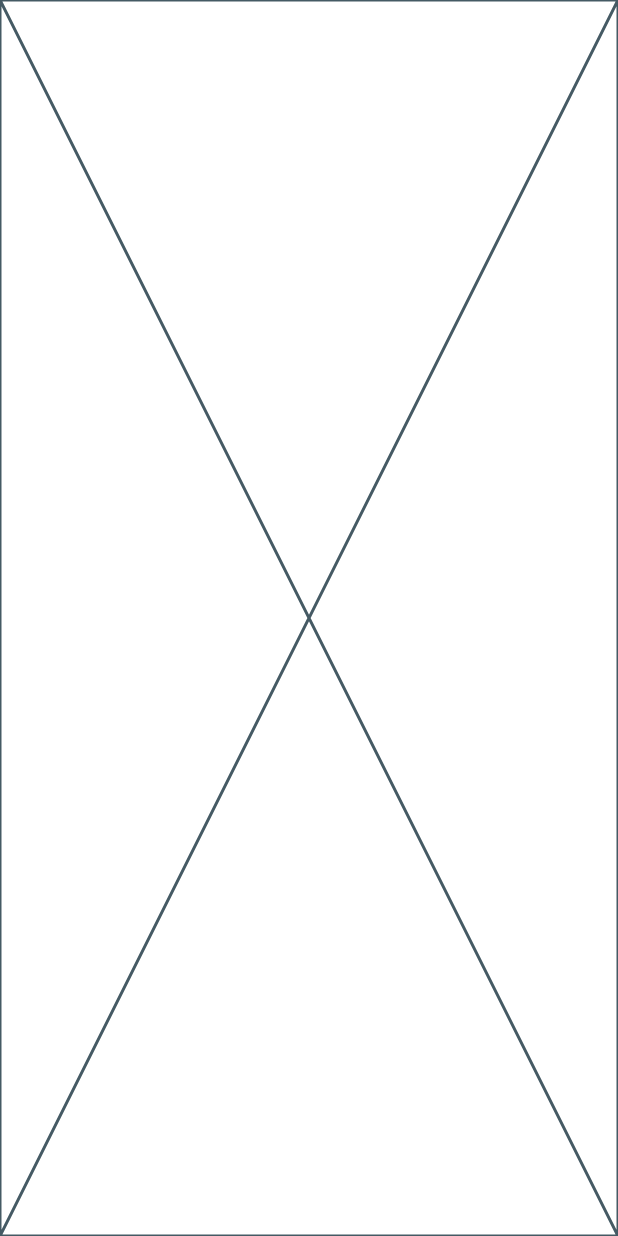
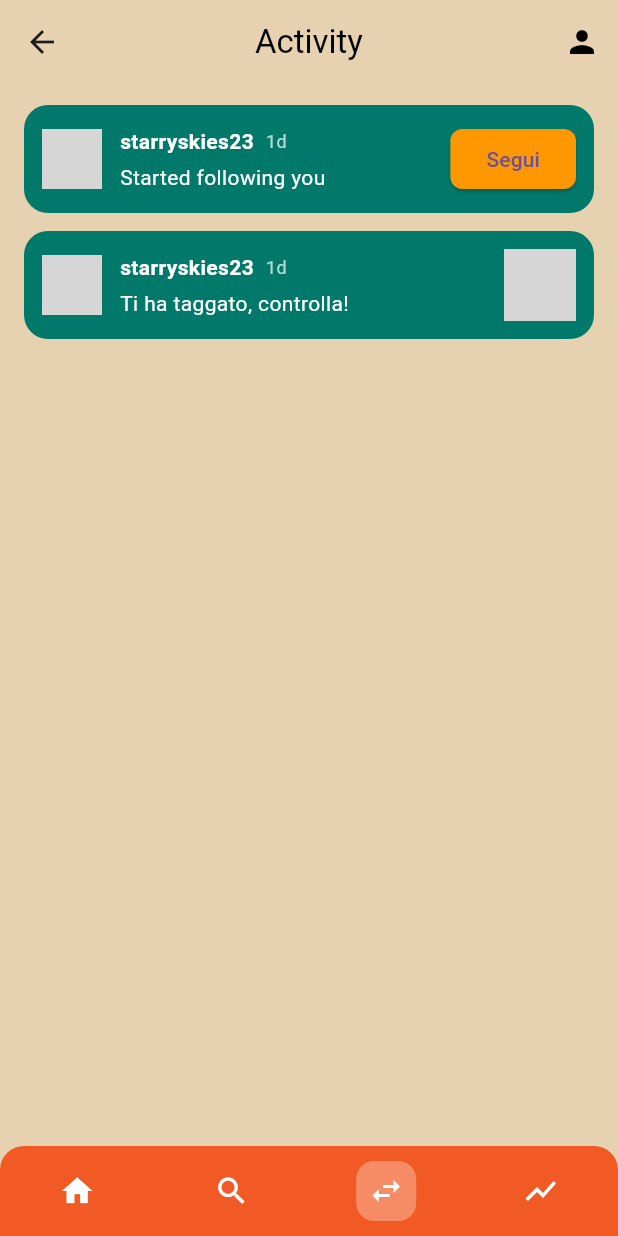
Before and after one commit to RiccardoMaffeis/texpresso, a Flutter app: the SearchPage screen opened directly, item 3 of the bottom bar chosen, on a phone screen of 412 x 824 dp. Run offline on Flutter 3.47's test engine with Material 3 defaults, Android fonts, the light colour scheme and no system bars; our stand-ins replace fl_chart; missing offline and left inert: amplify_auth_cognito, amplify_flutter; network calls fail; grey boxes are pictures that could not be loaded.

Commit message:
feat: implement Feed feature with FeedController and FeedPage; update BottomNavBarController

```diff
--- a/Code/lib/controllers/BottomNavBarController.dart
+++ b/Code/lib/controllers/BottomNavBarController.dart
@@ -5,6 +5,7 @@ import 'package:flutter/material.dart';
 import '../views/home_screen.dart';
 import '../views/search_screen.dart';
 import '../views/trends_screen.dart';
+import '../views/Feed_screen.dart'; // Sostituisci con la tua quarta pagina
 // ...altre pagine
 
 class BottomNavBarController extends ChangeNotifier {
@@ -17,7 +18,7 @@ class BottomNavBarController extends ChangeNotifier {
   final List<Widget> _pages = [
     HomePage(),
     SearchPage(),
-    Placeholder(), // Sostituisci con la tua pagina 4
+    FeedPage(), // Sostituisci con la tua pagina 4
     TrendsPage(),
   ];
 
--- /dev/null
+++ b/Code/lib/controllers/Feed_controller.dart
@@ -0,0 +1,31 @@
+import '../models/Feed_model.dart';
+
+class FeedController {
+  // In a real app this would fetch from a repository or API
+  void follow(Feed activity) {
+    // qui la logica per seguire l’utente,
+    // per esempio invii una request o aggiorni lo stato
+    print('Segui ${activity.username}');
+  }
+
+  Future<List<Feed>> fetchActivities() async {
+    await Future.delayed(const Duration(milliseconds: 500));
+    return [
+      Feed(
+        username: 'starryskies23',
+        avatarUrl: 'https://img.freepik.com/vettori-premium/immagine-di-profilo-dell-avatar-dell-uomo-isolata-sullo-sfondo-immagina-di-profilo-avatar-per-l-uomo_1293239-4841.jpg?semt=ais_hybrid&w=740',
+        timeAgo: '1d',
+        actionText: 'Started following you',
+        showFollowButton: true,
+      ),
+      Feed(
+        username: 'starryskies23',
+        avatarUrl: 'https://img.freepik.com/vettori-premium/immagine-di-profilo-dell-avatar-dell-uomo-isolata-sullo-sfondo-immagina-di-profilo-avatar-per-l-uomo_1293239-4841.jpg?semt=ais_hybrid&w=740',
+        timeAgo: '1d',
+        actionText: 'Ti ha taggato, controlla!',
+        thumbnailUrl: 'https://m.media-amazon.com/images/I/91N1lG+LBIS._AC_UF1000,1000_QL80_DpWeblab_.jpg',
+      ),
+      // ... altri item
+    ];
+  }
+}
--- /dev/null
+++ b/Code/lib/models/Feed_model.dart
@@ -0,0 +1,17 @@
+class Feed {
+  final String username;
+  final String avatarUrl;
+  final String timeAgo;
+  final String actionText;
+  final String? thumbnailUrl;
+  final bool showFollowButton;
+
+  Feed({
+    required this.username,
+    required this.avatarUrl,
+    required this.timeAgo,
+    required this.actionText,
+    this.thumbnailUrl,
+    this.showFollowButton = false,
+  });
+}
--- /dev/null
+++ b/Code/lib/views/Feed_screen.dart
@@ -0,0 +1,192 @@
+import 'package:flutter/material.dart';
+import '../controllers/Feed_controller.dart';
+import '../controllers/BottomNavBarController.dart';
+import '../models/Feed_model.dart';
+import 'BottomNavBar.dart';
+
+class FeedPage extends StatefulWidget {
+  const FeedPage({Key? key}) : super(key: key);
+
+  @override
+  State<FeedPage> createState() => _FeedPageState();
+}
+
+class _FeedPageState extends State<FeedPage> {
+  final FeedController _activityController = FeedController();
+  final BottomNavBarController _navController = BottomNavBarController(
+    initialIndex: 2,
+  );
+  late Future<List<Feed>> _activitiesFuture;
+
+  @override
+  void initState() {
+    super.initState();
+    _activitiesFuture = _activityController.fetchActivities();
+  }
+
+  @override
+  void dispose() {
+    _navController.dispose();
+    super.dispose();
+  }
+
+  @override
+  Widget build(BuildContext context) {
+    return Scaffold(
+      backgroundColor: const Color(0xFFE6D2B0),
+      appBar: AppBar(
+        backgroundColor: Colors.transparent,
+        elevation: 0,
+        title: const Text('Activity', style: TextStyle(color: Colors.black)),
+        centerTitle: true,
+
+        actions: [
+          IconButton(
+            icon: const Icon(Icons.person, color: Colors.black),
+            onPressed: () {},
+          ),
+        ],
+      ),
+      body: SafeArea(
+        child: FutureBuilder<List<Feed>>(
+          future: _activitiesFuture,
+          builder: (context, snapshot) {
+            if (snapshot.connectionState != ConnectionState.done) {
+              return const Center(child: CircularProgressIndicator());
+            }
+           if (snapshot.hasError) {
+  return Center(
+    child: Padding(
+      padding: const EdgeInsets.all(16),
+      child: Text(
+        'Si è verificato un errore durante il caricamento.\n'
+        'Controlla la connessione e riprova più tardi.',
+        style: const TextStyle(color: Colors.red),
+        textAlign: TextAlign.center,
+      ),
+    ),
+  );
+}
+            final activities = snapshot.data ?? [];
+            return ListView.builder(
+              padding: const EdgeInsets.symmetric(horizontal: 16, vertical: 8),
+              itemCount: activities.length,
+              itemBuilder: (context, idx) {
+                final act = activities[idx];
+                return FeedItemView(
+                  activity: act,
+                  onFollow: () => _activityController.follow(act),
+                );
+              },
+            );
+          },
+        ),
+      ),
+      bottomNavigationBar: CustomBottomNavBar(
+        currentIndex: _navController.selectedIndex,
+        onTap: (idx) => _navController.changeTab(idx, context),
+      ),
+    );
+  }
+}
+
+// Componente per singolo elemento Feed
+class FeedItemView extends StatelessWidget {
+  final Feed activity;
+  final VoidCallback? onFollow;
+
+  const FeedItemView({Key? key, required this.activity, this.onFollow})
+    : super(key: key);
+
+  @override
+  Widget build(BuildContext context) {
+    return Container(
+      margin: const EdgeInsets.symmetric(vertical: 6),
+      padding: const EdgeInsets.all(12),
+      decoration: BoxDecoration(
+        color: const Color(0xFF00796B),
+        borderRadius: BorderRadius.circular(16),
+      ),
+      child: Row(
+        children: [
+          Stack(
+            children: [
+              CircleAvatar(
+                radius: 20,
+                backgroundImage: NetworkImage(activity.avatarUrl),
+              ),
+              Positioned(
+                left: 0,
+                top: 0,
+                child: Container(
+                  width: 12,
+                  height: 12,
+                  decoration: BoxDecoration(
+                    color: Colors.orange,
+                    shape: BoxShape.circle,
+                  ),
+                ),
+              ),
+            ],
+          ),
+          const SizedBox(width: 12),
+          Expanded(
+            child: Column(
+              crossAxisAlignment: CrossAxisAlignment.start,
+              children: [
+                Row(
+                  children: [
+                    Text(
+                      activity.username,
+                      style: const TextStyle(
+                        color: Colors.white,
+                        fontWeight: FontWeight.bold,
+                      ),
+                    ),
+                    const SizedBox(width: 8),
+                    Text(
+                      activity.timeAgo,
+                      style: TextStyle(
+                        color: Colors.white.withOpacity(0.7),
+                        fontSize: 12,
+                      ),
+                    ),
+                  ],
+                ),
+                const SizedBox(height: 4),
+                Text(
+                  activity.actionText,
+                  style: const TextStyle(color: Colors.white),
+                ),
+              ],
+            ),
+          ),
+          if (activity.thumbnailUrl != null)
+            ClipRRect(
+              borderRadius: BorderRadius.circular(8),
+              child: Image.network(
+                activity.thumbnailUrl!,
+                width: 48,
+                height: 48,
+                fit: BoxFit.cover,
+              ),
+            ),
+          if (activity.showFollowButton)
+            Padding(
+              padding: const EdgeInsets.only(left: 8),
+              child: ElevatedButton(
+                onPressed: onFollow,
+                style: ElevatedButton.styleFrom(
+                  backgroundColor: Colors.orange, // <— qui
+                  shape: RoundedRectangleBorder(
+                    borderRadius: BorderRadius.circular(8),
+                  ),
+                ),
+                child: const Text('Segui'), // correggi anche “Tex” → “Text”
+              ),
+            ),
+        ],
+      ),
+    );
+  }
+}
--- a/Code/lib/views/home_screen.dart
+++ b/Code/lib/views/home_screen.dart
@@ -86,7 +86,7 @@ class _HomePageState extends State<HomePage> {
               padding: const EdgeInsets.symmetric(horizontal: 12, vertical: 12),
               child: Row(
                 children: [
-                  IconButton(icon: const Icon(Icons.menu), onPressed: () {}),
+                  SizedBox(width: 55),
                   Expanded(
                     child: Center(
                       child: Image.asset(
```
Also changed, not shown: Code/lib/controller/BottomNavBarController.dart (deleted, +0 -37 lines), Code/lib/views/profile_screen.dart (+231 -166 lines).
